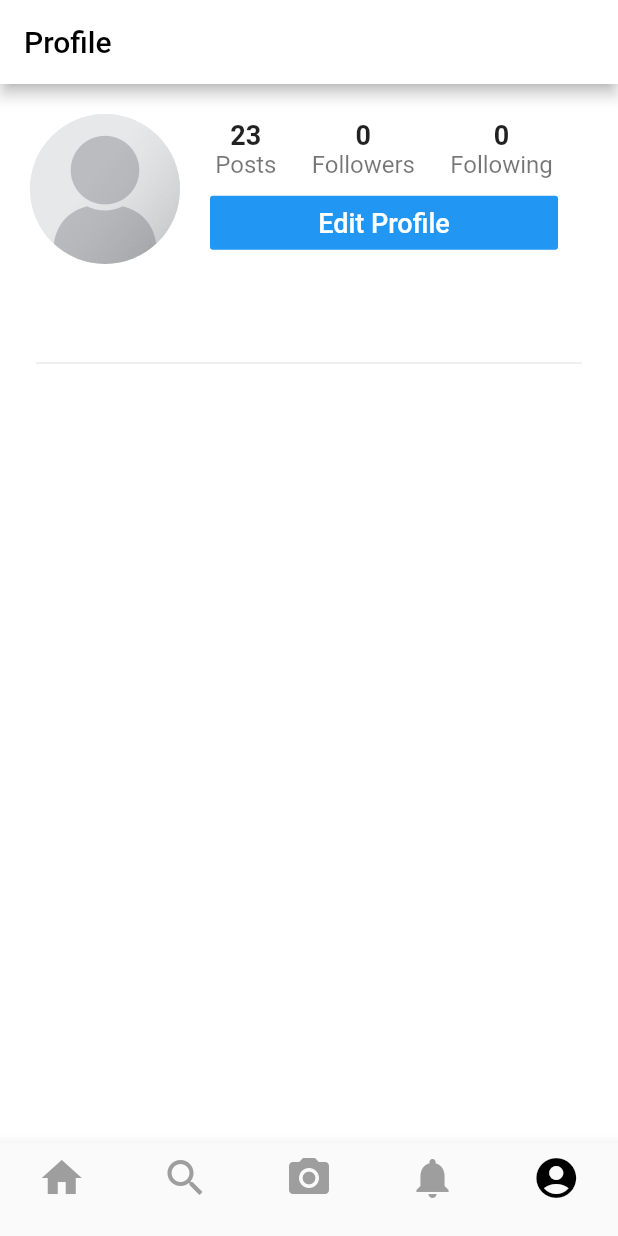
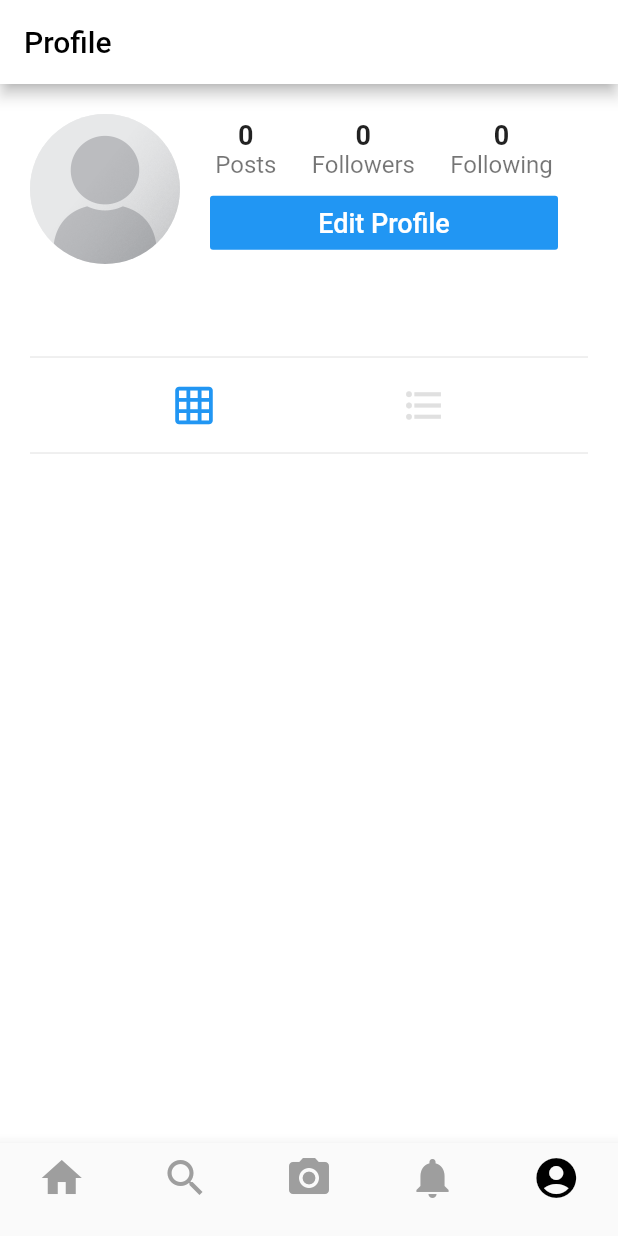
Before and after one commit to OmarDefaoui/InstagramClone, a Flutter app: the screen it shows once a user with an empty profile is signed in, swiped to page 5, on a phone screen of 412 x 824 dp. Run offline on Flutter 3.47's test engine with Material 2 defaults, Android fonts, the phone set to English and light mode, and no system bars; our stand-ins replace cached_network_image, cloud_firestore, firebase_auth, firebase_storage, flutter_image_compress, image_cropper and 1 more; accounts and stored records are empty.

Commit message:
Show users posts in list and grid view

```diff
--- a/lib/screens/ProfileScreen.dart
+++ b/lib/screens/ProfileScreen.dart
@@ -1,10 +1,12 @@
 import 'package:cached_network_image/cached_network_image.dart';
 import 'package:flutter/material.dart';
+import 'package:instagram_clone/models/PostModel.dart';
 import 'package:instagram_clone/models/UserData.dart';
 import 'package:instagram_clone/models/UserModel.dart';
 import 'package:instagram_clone/screens/EditProfileScreen.dart';
 import 'package:instagram_clone/services/FirestoreService.dart';
 import 'package:instagram_clone/utilities/Constants.dart';
+import 'package:instagram_clone/widgets/PostWidget.dart';
 import 'package:provider/provider.dart';
 
 class ProfileScreen extends StatefulWidget {
@@ -17,8 +19,10 @@ class ProfileScreen extends StatefulWidget {
 }
 
 class _ProfileScreenState extends State<ProfileScreen> {
-  bool isFollowing = true;
+  bool _isFollowing = true;
   int _followersCount = 0, _followingCount = 0;
+  List<PostModel> _posts = [];
+  bool _isGrid = true;
 
   @override
   void initState() {
@@ -26,6 +30,7 @@ class _ProfileScreenState extends State<ProfileScreen> {
     _setupIsFollowing();
     _setupFollowers();
     _setupFollowing();
+    _setupPosts();
   }
 
   @override
@@ -52,9 +57,24 @@ class _ProfileScreenState extends State<ProfileScreen> {
             return ListView(
               children: <Widget>[
                 SizedBox(height: 10),
+                _buildAllUserInfo(user),
+                _buildToggleButtons(),
                 Padding(
-                  padding:
-                      const EdgeInsets.symmetric(horizontal: 20, vertical: 10),
+                  padding: const EdgeInsets.symmetric(horizontal: 20),
+                  child: Divider(),
+                ),
+                _buildUserPosts(user),
+              ],
+            );
+          }),
+    );
+  }
+
+  Widget _buildAllUserInfo(UserModel user) {
+    return Column(
+      children: <Widget>[
+        Padding(
+          padding: const EdgeInsets.symmetric(horizontal: 20, vertical: 10),
           child: Row(
             children: <Widget>[
               CircleAvatar(
@@ -70,7 +90,7 @@ class _ProfileScreenState extends State<ProfileScreen> {
                     Row(
                       mainAxisAlignment: MainAxisAlignment.spaceEvenly,
                       children: <Widget>[
-                                _buildUserData('Posts', 23),
+                        _buildUserData('Posts', _posts.length),
                         _buildUserData('Followers', _followersCount),
                         _buildUserData('Following', _followingCount),
                       ],
@@ -101,17 +121,82 @@ class _ProfileScreenState extends State<ProfileScreen> {
                   fontSize: 15,
                 ),
               ),
-                      Container(
-                        margin: const EdgeInsets.all(4),
-                        child: Divider(),
-                      ),
+              Divider(),
             ],
           ),
         ),
       ],
     );
-          }),
+  }
+
+  Widget _buildToggleButtons() {
+    return Row(
+      mainAxisAlignment: MainAxisAlignment.spaceEvenly,
+      children: <Widget>[
+        IconButton(
+          icon: Icon(Icons.grid_on),
+          iconSize: 30,
+          color:
+              _isGrid ? Theme.of(context).primaryColor : Colors.grey.shade300,
+          onPressed: () {
+            if (!_isGrid)
+              setState(() {
+                _isGrid = true;
+              });
+          },
+        ),
+        IconButton(
+          icon: Icon(Icons.format_list_bulleted),
+          iconSize: 30,
+          color:
+              !_isGrid ? Theme.of(context).primaryColor : Colors.grey.shade300,
+          onPressed: () {
+            if (_isGrid)
+              setState(() {
+                _isGrid = false;
+              });
+          },
+        ),
+      ],
     );
+  }
+
+  Widget _buildUserPosts(UserModel poster) {
+    if (!_isGrid) {
+      //Grid
+      List<GridTile> tiles = [];
+      _posts.forEach((post) {
+        tiles.add(GridTile(
+          child: Image(
+            image: CachedNetworkImageProvider(post.imageUrl),
+            fit: BoxFit.cover,
+          ),
+        ));
+      });
+      return GridView.count(
+        crossAxisCount: 3,
+        childAspectRatio: 1,
+        mainAxisSpacing: 2,
+        crossAxisSpacing: 2,
+        shrinkWrap: true,
+        physics: NeverScrollableScrollPhysics(),
+        children: tiles,
+      );
+    } else {
+      //List
+      List<PostWidget> postWidgets = [];
+      _posts.forEach((post) {
+        postWidgets.add(PostWidget(
+          currentUserId: widget.currentUserId,
+          post: post,
+          poster: poster,
+        ));
+      });
+
+      return Column(
+        children: postWidgets,
+      );
+    }
   }
 
   Widget _buildUserData(String title, int value) {
@@ -164,12 +249,12 @@ class _ProfileScreenState extends State<ProfileScreen> {
             width: double.infinity,
             child: FlatButton(
               onPressed: _followOrUnfollow,
-              color: isFollowing ? Colors.grey.shade300 : Colors.blue,
+              color: _isFollowing ? Colors.grey.shade300 : Colors.blue,
               child: Text(
-                isFollowing ? 'Following' : 'Follow',
+                _isFollowing ? 'Following' : 'Follow',
                 style: TextStyle(
                   fontSize: 18,
-                  color: isFollowing ? Colors.black : Colors.white,
+                  color: _isFollowing ? Colors.black : Colors.white,
                 ),
               ),
             ),
@@ -183,7 +268,7 @@ class _ProfileScreenState extends State<ProfileScreen> {
     );
 
     setState(() {
-      isFollowing = isFollowingUser;
+      _isFollowing = isFollowingUser;
     });
   }
 
@@ -208,7 +293,7 @@ class _ProfileScreenState extends State<ProfileScreen> {
   }
 
   _followOrUnfollow() {
-    if (isFollowing) {
+    if (_isFollowing) {
       //unfollow user
       FirestoreService.unFollowUser(
         currentUserId: widget.currentUserId,
@@ -217,7 +302,7 @@ class _ProfileScreenState extends State<ProfileScreen> {
 
       setState(() {
         _followersCount--;
-        isFollowing = false;
+        _isFollowing = false;
       });
     } else {
       //follow user
@@ -228,8 +313,16 @@ class _ProfileScreenState extends State<ProfileScreen> {
 
       setState(() {
         _followersCount++;
-        isFollowing = true;
+        _isFollowing = true;
       });
     }
   }
+
+  _setupPosts() async {
+    List<PostModel> posts =
+        await FirestoreService.getUsersPosts(widget.currentUserId);
+    setState(() {
+      _posts = posts;
+    });
   }
+}
--- a/lib/services/FirestoreService.dart
+++ b/lib/services/FirestoreService.dart
@@ -108,6 +108,20 @@ class FirestoreService {
     return posts;
   }
 
+  static Future<List<PostModel>> getUsersPosts(String userId) async {
+    QuerySnapshot userPostsSnapshot = await postsRef
+        .document(userId)
+        .collection('userPosts')
+        .orderBy('timestamp', descending: true)
+        .getDocuments();
+
+    List<PostModel> posts = userPostsSnapshot.documents
+        .map((doc) => PostModel.fromDoc(doc))
+        .toList();
+
+    return posts;
+  }
+
   static Future<UserModel> getUserWithId(String userId) async {
     DocumentSnapshot userDocSnapshot = await usersRef.document(userId).get();
     if (userDocSnapshot.exists) {
```
Also changed, not shown: lib/screens/FeedScreen.dart (+6 -109 lines), lib/widgets/PostWidget.dart (added, +136 -0 lines), 1 other file. Lines whose indentation alone changed are shown as unchanged.
